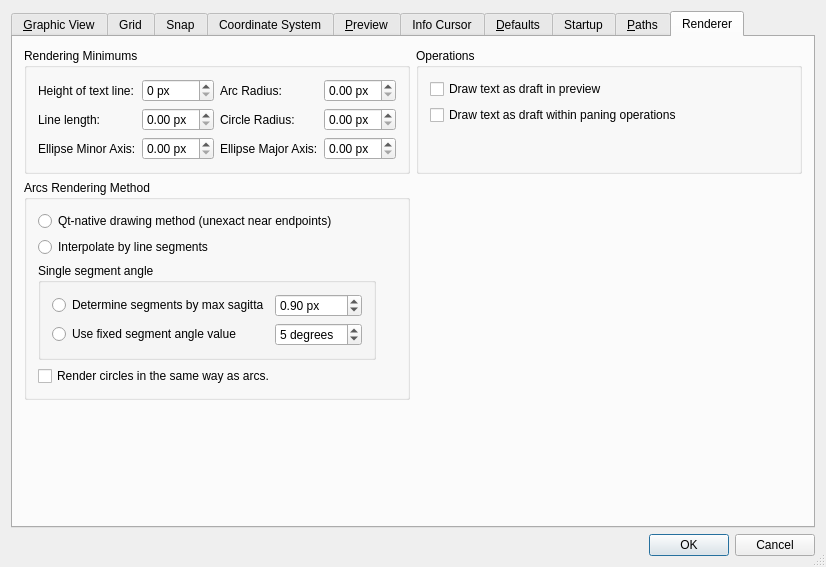
Before: the Qt Designer form librecad/src/ui/dialogs/settings/options_general/qg_dlgoptionsgeneral.ui in LibreCAD/LibreCAD, drawn with Qt 5.
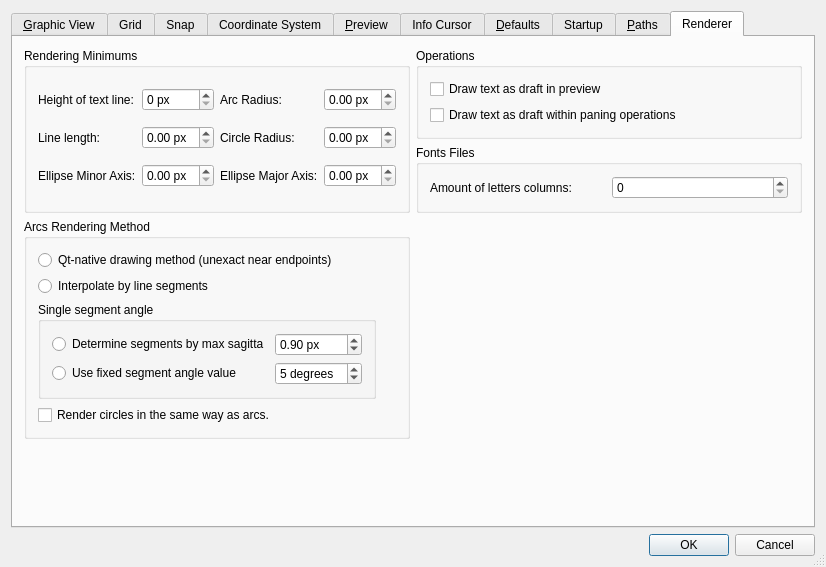
After: the same form once the commit is applied. The open tabs and pages were chosen to show the change. Icons and pictures are not drawn. Custom widgets are drawn as their Qt base class.

Commit message: LibreCAD#2110, font characters rendering by columns

Diff of the .ui file:
```diff
--- a/librecad/src/ui/dialogs/settings/options_general/qg_dlgoptionsgeneral.ui
+++ b/librecad/src/ui/dialogs/settings/options_general/qg_dlgoptionsgeneral.ui
@@ -6,7 +6,7 @@
    <rect>
     <x>0</x>
     <y>0</y>
-    <width>753</width>
+    <width>759</width>
     <height>560</height>
    </rect>
   </property>
@@ -5326,172 +5326,38 @@
        <string>Renderer</string>
       </attribute>
       <layout class="QGridLayout" name="gridLayout_45">
-       <item row="0" column="0">
-        <widget class="QGroupBox" name="groupBox_14">
+       <item row="0" column="1">
+        <widget class="QGroupBox" name="groupBox_26">
          <property name="title">
-          <string>Rendering Minimums</string>
+          <string>Operations</string>
          </property>
-         <layout class="QGridLayout" name="gridLayout_27">
+         <layout class="QGridLayout" name="gridLayout_49">
           <item row="1" column="0">
-           <widget class="QLabel" name="label_13">
+           <widget class="QCheckBox" name="cbTextDraftOnPanning">
+            <property name="toolTip">
+             <string>If enabled, during pan operation TEXT and MTEXT objects will be drawn schematically</string>
+            </property>
+            <property name="statusTip">
+             <string>If selected, text baselines will be drawn instead of the text letters (similar to draft mode) during panning. </string>
+            </property>
             <property name="text">
-             <string>Line length:</string>
-            </property>
-           </widget>
-          </item>
-          <item row="2" column="1">
-           <widget class="QDoubleSpinBox" name="sbRenderMinEllipseMajor">
-            <property name="toolTip">
-             <string>If screen size for major ellipse axis is less than value, ellipse is drawn as point</string>
-            </property>
-            <property name="suffix">
-             <string> px</string>
-            </property>
-            <property name="maximum">
-             <double>5.000000000000000</double>
-            </property>
-            <property name="singleStep">
-             <double>0.010000000000000</double>
-            </property>
-           </widget>
-          </item>
-          <item row="1" column="1">
-           <widget class="QDoubleSpinBox" name="sbRenderMinLineLen">
-            <property name="toolTip">
-             <string>If screen length of line is less than value, the line is drawn as point</string>
-            </property>
-            <property name="suffix">
-             <string> px</string>
-            </property>
-            <property name="maximum">
-             <double>5.000000000000000</double>
-            </property>
-            <property name="singleStep">
-             <double>0.010000000000000</double>
-            </property>
-           </widget>
-          </item>
-          <item row="0" column="3">
-           <widget class="QDoubleSpinBox" name="sbRenderMinArcRadius">
-            <property name="toolTip">
-             <string>If screen radius of arc is less than value, arc is drawn as point</string>
-            </property>
-            <property name="suffix">
-             <string> px</string>
-            </property>
-            <property name="maximum">
-             <double>5.000000000000000</double>
-            </property>
-            <property name="singleStep">
-             <double>0.010000000000000</double>
+             <string>Draw text as draft within paning operations</string>
             </property>
            </widget>
           </item>
           <item row="0" column="0">
-           <widget class="QLabel" name="label_2">
-            <property name="text">
-             <string>Height of text line:</string>
-            </property>
-           </widget>
-          </item>
-          <item row="1" column="3">
-           <widget class="QDoubleSpinBox" name="sbRenderMinCircleRadius">
+           <widget class="QCheckBox" name="cbTextDraftInPreview">
             <property name="toolTip">
              <string>If screen radius of circle is less than value, circle is drawn as point</string>
             </property>
-            <property name="suffix">
-             <string> px</string>
-            </property>
-            <property name="maximum">
-             <double>5.000000000000000</double>
-            </property>
-            <property name="singleStep">
-             <double>0.010000000000000</double>
-            </property>
-           </widget>
-          </item>
-          <item row="2" column="3">
-           <widget class="QDoubleSpinBox" name="sbRenderMinEllipseMinor">
-            <property name="toolTip">
-             <string>If screen size of minor ellipse axis is less than value, ellipse is drawn as line</string>
-            </property>
-            <property name="suffix">
-             <string> px</string>
-            </property>
-            <property name="maximum">
-             <double>5.000000000000000</double>
-            </property>
-            <property name="singleStep">
-             <double>0.010000000000000</double>
-            </property>
-           </widget>
-          </item>
-          <item row="0" column="2">
-           <widget class="QLabel" name="label_14">
             <property name="text">
-             <string>Arc Radius:</string>
-            </property>
-           </widget>
-          </item>
-          <item row="2" column="0">
-           <widget class="QLabel" name="label_16">
-            <property name="text">
-             <string>Ellipse Minor Axis:</string>
-            </property>
-           </widget>
-          </item>
-          <item row="2" column="2">
-           <widget class="QLabel" name="label_17">
-            <property name="text">
-             <string>Ellipse Major Axis:</string>
-            </property>
-           </widget>
-          </item>
-          <item row="0" column="1">
-           <widget class="QSpinBox" name="sbTextMinHeight">
-            <property name="toolTip">
-             <string>If height of text line on the screen is less than specified pixels, placholder will be drawn instead of text</string>
-            </property>
-            <property name="suffix">
-             <string> px</string>
-            </property>
-            <property name="prefix">
-             <string/>
-            </property>
-            <property name="minimum">
-             <number>0</number>
-            </property>
-            <property name="maximum">
-             <number>15</number>
-            </property>
-            <property name="singleStep">
-             <number>1</number>
-            </property>
-           </widget>
-          </item>
-          <item row="1" column="2">
-           <widget class="QLabel" name="label_15">
-            <property name="text">
-             <string>Circle Radius:</string>
+             <string>Draw text as draft in preview</string>
             </property>
            </widget>
           </item>
          </layout>
         </widget>
        </item>
-       <item row="3" column="0">
-        <spacer name="verticalSpacer_15">
-         <property name="orientation">
-          <enum>Qt::Vertical</enum>
-         </property>
-         <property name="sizeHint" stdset="0">
-          <size>
-           <width>20</width>
-           <height>0</height>
-          </size>
-         </property>
-        </spacer>
-       </item>
        <item row="2" column="0">
         <widget class="QGroupBox" name="groupBox_22">
          <property name="toolTip">
@@ -5607,51 +5473,201 @@
          </layout>
         </widget>
        </item>
-       <item row="0" column="1">
-        <widget class="QGroupBox" name="groupBox_26">
+       <item row="0" column="0" rowspan="2">
+        <widget class="QGroupBox" name="groupBox_14">
          <property name="title">
-          <string>Operations</string>
+          <string>Rendering Minimums</string>
          </property>
-         <layout class="QGridLayout" name="gridLayout_49">
-          <item row="0" column="0">
-           <widget class="QCheckBox" name="cbTextDraftInPreview">
-            <property name="toolTip">
-             <string>If selected, text baselines will be drawn instead of the text letters (similar to draft mode) in preview. </string>
-            </property>
-            <property name="text">
-             <string>Draw text as draft in preview</string>
-            </property>
-           </widget>
-          </item>
+         <layout class="QGridLayout" name="gridLayout_27">
           <item row="1" column="0">
-           <widget class="QCheckBox" name="cbTextDraftOnPanning">
+           <widget class="QLabel" name="label_13">
+            <property name="text">
+             <string>Line length:</string>
+            </property>
+           </widget>
+          </item>
+          <item row="2" column="1">
+           <widget class="QDoubleSpinBox" name="sbRenderMinEllipseMajor">
             <property name="toolTip">
              <string>If enabled, during pan operation TEXT and MTEXT objects will be drawn schematically</string>
             </property>
-            <property name="statusTip">
-             <string>If selected, text baselines will be drawn instead of the text letters (similar to draft mode) during panning. </string>
+            <property name="suffix">
+             <string> px</string>
             </property>
+            <property name="maximum">
+             <double>5.000000000000000</double>
+            </property>
+            <property name="singleStep">
+             <double>0.010000000000000</double>
+            </property>
+           </widget>
+          </item>
+          <item row="1" column="1">
+           <widget class="QDoubleSpinBox" name="sbRenderMinLineLen">
+            <property name="toolTip">
+             <string>If screen length of line is less than value, the line is drawn as point</string>
+            </property>
+            <property name="suffix">
+             <string> px</string>
+            </property>
+            <property name="maximum">
+             <double>5.000000000000000</double>
+            </property>
+            <property name="singleStep">
+             <double>0.010000000000000</double>
+            </property>
+           </widget>
+          </item>
+          <item row="0" column="3">
+           <widget class="QDoubleSpinBox" name="sbRenderMinArcRadius">
+            <property name="toolTip">
+             <string>If screen radius of arc is less than value, arc is drawn as point</string>
+            </property>
+            <property name="suffix">
+             <string> px</string>
+            </property>
+            <property name="maximum">
+             <double>5.000000000000000</double>
+            </property>
+            <property name="singleStep">
+             <double>0.010000000000000</double>
+            </property>
+           </widget>
+          </item>
+          <item row="0" column="0">
+           <widget class="QLabel" name="label_2">
             <property name="text">
-             <string>Draw text as draft within paning operations</string>
+             <string>Height of text line:</string>
+            </property>
+           </widget>
+          </item>
+          <item row="1" column="3">
+           <widget class="QDoubleSpinBox" name="sbRenderMinCircleRadius">
+            <property name="toolTip">
+             <string>If screen radius of circle is less than value, circle is drawn as point</string>
+            </property>
+            <property name="suffix">
+             <string> px</string>
+            </property>
+            <property name="maximum">
+             <double>5.000000000000000</double>
+            </property>
+            <property name="singleStep">
+             <double>0.010000000000000</double>
+            </property>
+           </widget>
+          </item>
+          <item row="2" column="3">
+           <widget class="QDoubleSpinBox" name="sbRenderMinEllipseMinor">
+            <property name="toolTip">
+             <string>If screen size of minor ellipse axis is less than value, ellipse is drawn as line</string>
+            </property>
+            <property name="suffix">
+             <string> px</string>
+            </property>
+            <property name="maximum">
+             <double>5.000000000000000</double>
+            </property>
+            <property name="singleStep">
+             <double>0.010000000000000</double>
+            </property>
+           </widget>
+          </item>
+          <item row="0" column="2">
+           <widget class="QLabel" name="label_14">
+            <property name="text">
+             <string>Arc Radius:</string>
             </property>
            </widget>
           </item>
           <item row="2" column="0">
-           <spacer name="verticalSpacer_5">
-            <property name="orientation">
-             <enum>Qt::Vertical</enum>
+           <widget class="QLabel" name="label_16">
+            <property name="text">
+             <string>Ellipse Minor Axis:</string>
             </property>
-            <property name="sizeHint" stdset="0">
-             <size>
-              <width>20</width>
-              <height>0</height>
-             </size>
+           </widget>
+          </item>
+          <item row="2" column="2">
+           <widget class="QLabel" name="label_17">
+            <property name="text">
+             <string>Ellipse Major Axis:</string>
             </property>
-           </spacer>
+           </widget>
           </item>
+          <item row="0" column="1">
+           <widget class="QSpinBox" name="sbTextMinHeight">
+            <property name="toolTip">
+             <string>If height of text line on the screen is less than specified pixels, placholder will be drawn instead of text</string>
+            </property>
+            <property name="suffix">
+             <string> px</string>
+            </property>
+            <property name="prefix">
+             <string/>
+            </property>
+            <property name="minimum">
+             <number>0</number>
+            </property>
+            <property name="maximum">
+             <number>15</number>
+            </property>
+            <property name="singleStep">
+             <number>1</number>
+            </property>
+           </widget>
+          </item>
+          <item row="1" column="2">
+           <widget class="QLabel" name="label_15">
+            <property name="text">
+             <string>Circle Radius:</string>
+            </property>
+           </widget>
+          </item>
          </layout>
         </widget>
        </item>
+       <item row="1" column="1">
+        <widget class="QGroupBox" name="groupBox_30">
+         <property name="title">
+          <string>Fonts Files</string>
+         </property>
+         <layout class="QGridLayout" name="gridLayout_53">
+          <item row="0" column="0">
+           <widget class="QLabel" name="label_39">
+            <property name="text">
+             <string>Amount of letters columns:</string>
+            </property>
+           </widget>
+          </item>
+          <item row="0" column="1">
+           <widget class="QSpinBox" name="sbFontLettersColumnCount">
+            <property name="sizePolicy">
+             <sizepolicy hsizetype="Preferred" vsizetype="Fixed">
+              <horstretch>0</horstretch>
+              <verstretch>0</verstretch>
+             </sizepolicy>
+            </property>
+            <property name="toolTip">
+             <string>Contains the number of columns in one row for rendering font letter blocks. If 0 - all letters in one row. </string>
+            </property>
+           </widget>
+          </item>
+         </layout>
+        </widget>
+       </item>
+       <item row="3" column="0">
+        <spacer name="verticalSpacer_5">
+         <property name="orientation">
+          <enum>Qt::Vertical</enum>
+         </property>
+         <property name="sizeHint" stdset="0">
+          <size>
+           <width>0</width>
+           <height>0</height>
+          </size>
+         </property>
+        </spacer>
+       </item>
       </layout>
      </widget>
     </widget>
```
Left out of the diff: 126 changed lines with no effect on the pictures. The commit also changes 10 other files.
